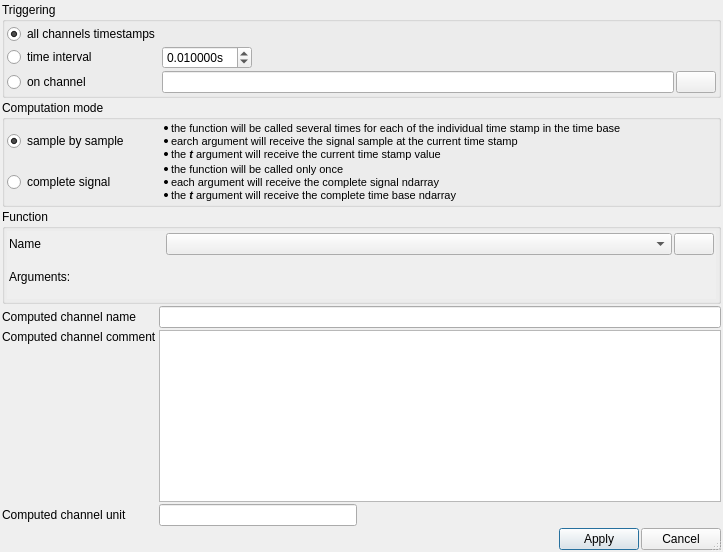
Qt form src/asammdf/gui/ui/define_channel_dialog.ui (danielhrisca/asammdf) before a commit.
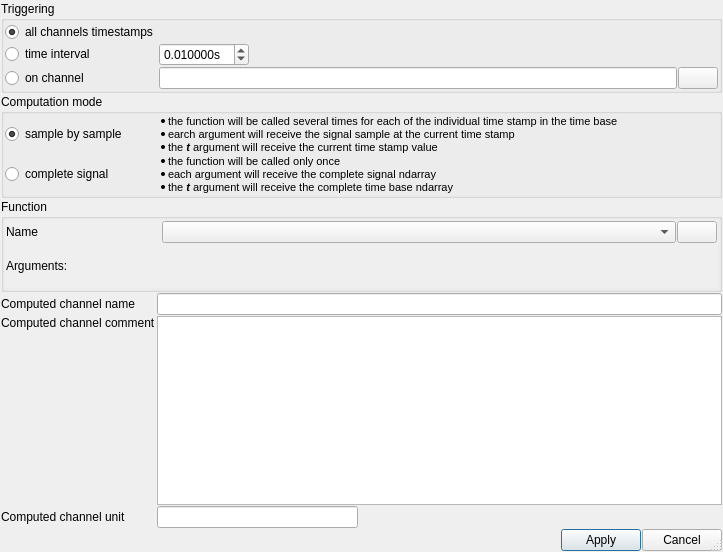
The same form after that commit. Icons and pictures are not drawn.

What changed in the file:
```diff
--- a/src/asammdf/gui/ui/define_channel_dialog.ui
+++ b/src/asammdf/gui/ui/define_channel_dialog.ui
@@ -28,19 +28,19 @@
   </property>
   <layout class="QGridLayout" name="gridLayout" rowstretch="0,0,1,0,0,0,0,0" columnstretch="0,0,0,0,0">
    <property name="leftMargin">
-  <number>2</number>
+  <number>1</number>
 </property>
    <property name="topMargin">
-  <number>2</number>
+  <number>1</number>
 </property>
    <property name="rightMargin">
-  <number>2</number>
+  <number>1</number>
 </property>
    <property name="bottomMargin">
-  <number>2</number>
+  <number>1</number>
 </property>
    <property name="spacing">
-  <number>2</number>
+  <number>1</number>
 </property>
    <item row="5" column="1" colspan="4">
     <widget class="QPlainTextEdit" name="comment"/>
@@ -59,19 +59,19 @@
      </property>
      <layout class="QGridLayout" name="gridLayout_8">
       <property name="leftMargin">
-  <number>2</number>
+  <number>1</number>
 </property>
       <property name="topMargin">
-  <number>2</number>
+  <number>1</number>
 </property>
       <property name="rightMargin">
-  <number>2</number>
+  <number>1</number>
 </property>
       <property name="bottomMargin">
-  <number>2</number>
+  <number>1</number>
 </property>
       <property name="spacing">
-  <number>2</number>
+  <number>1</number>
 </property>
       <item row="1" column="2">
        <spacer name="horizontalSpacer_8">
@@ -233,19 +233,19 @@
      </property>
      <layout class="QVBoxLayout" name="verticalLayout">
       <property name="spacing">
-  <number>2</number>
+  <number>1</number>
 </property>
       <property name="leftMargin">
-  <number>2</number>
+  <number>1</number>
 </property>
       <property name="topMargin">
-  <number>2</number>
+  <number>1</number>
 </property>
       <property name="rightMargin">
-  <number>2</number>
+  <number>1</number>
 </property>
       <property name="bottomMargin">
-  <number>2</number>
+  <number>1</number>
 </property>
       <item>
        <widget class="QScrollArea" name="scrollArea">
@@ -269,19 +269,19 @@
          </property>
          <layout class="QGridLayout" name="arg_layout">
           <property name="leftMargin">
-  <number>2</number>
+  <number>1</number>
 </property>
           <property name="topMargin">
-  <number>2</number>
+  <number>1</number>
 </property>
           <property name="rightMargin">
-  <number>2</number>
+  <number>1</number>
 </property>
           <property name="bottomMargin">
-  <number>2</number>
+  <number>1</number>
 </property>
           <property name="spacing">
-  <number>2</number>
+  <number>1</number>
 </property>
           <item row="0" column="2">
            <widget class="QPushButton" name="show_definition_btn">
@@ -344,22 +344,22 @@
      </property>
      <layout class="QGridLayout" name="gridLayout_2" columnstretch="0,1">
       <property name="leftMargin">
-  <number>2</number>
+  <number>1</number>
 </property>
       <property name="topMargin">
-  <number>2</number>
+  <number>1</number>
 </property>
       <property name="rightMargin">
-  <number>2</number>
+  <number>1</number>
 </property>
       <property name="bottomMargin">
-  <number>2</number>
+  <number>1</number>
 </property>
       <property name="horizontalSpacing">
-  <number>2</number>
+  <number>1</number>
 </property>
       <property name="verticalSpacing">
-  <number>2</number>
+  <number>1</number>
 </property>
       <item row="0" column="0">
        <widget class="QRadioButton" name="sample_by_sample">
```
